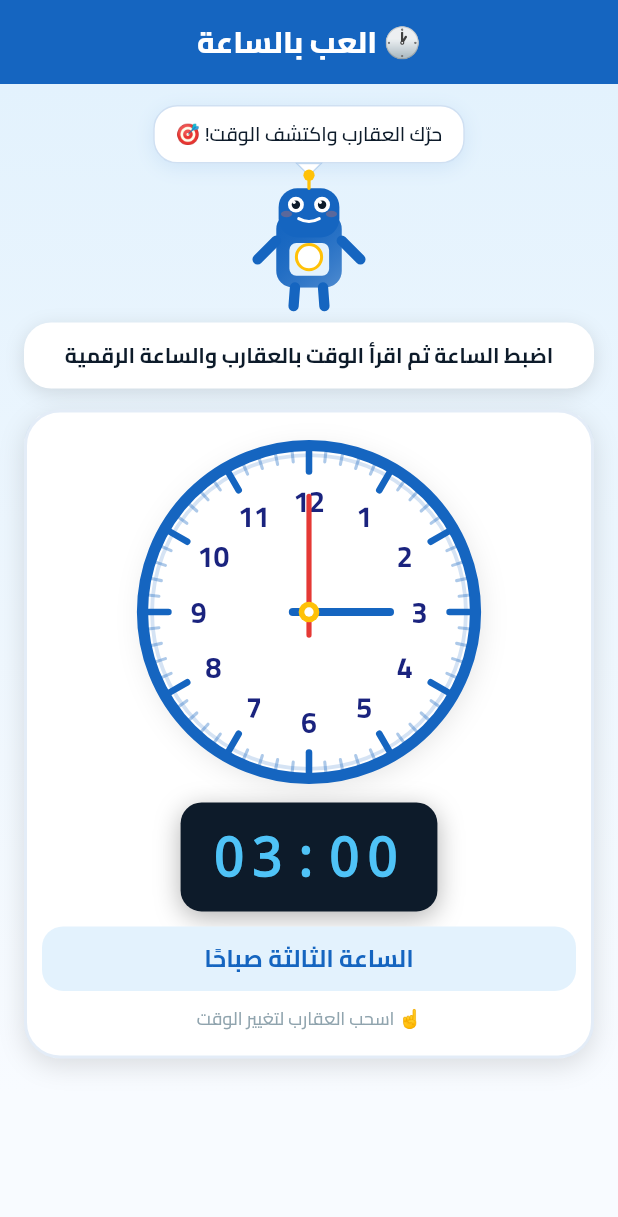
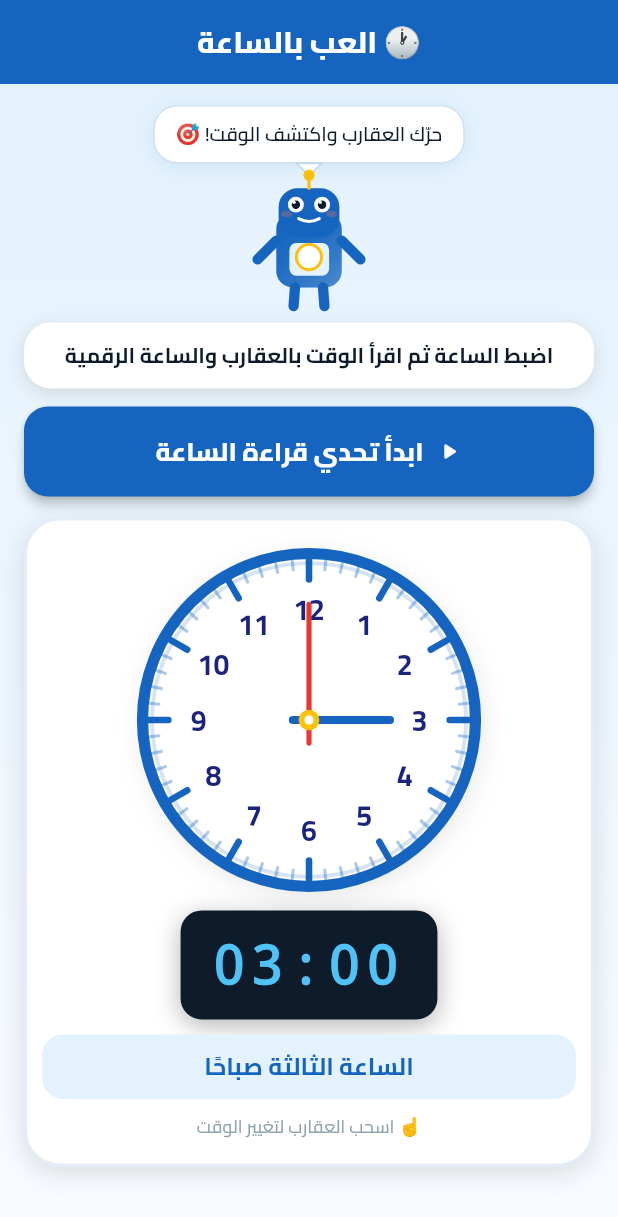
Before and after one commit to bdssmdkacem-dot/waqti, a Flutter app: the FreePlayPage screen opened by its route, on a phone screen of 412 x 824 dp. Shown: the top 1217 px of the screen. Run offline on Flutter 3.47's test engine with Material 3 defaults, Android fonts, the phone set to English and light mode, and no system bars; drawn by our look-alikes of flutter_animate; our stand-ins replace audioplayers, confetti, flutter_riverpod, go_router, google_mobile_ads, shared_preferences; accounts and stored records are empty; network calls fail.

Commit message:
feat(free-play): integrate clock challenges with progress

```diff
--- a/lib/features/curriculum/presentation/pages/free_play_page.dart
+++ b/lib/features/curriculum/presentation/pages/free_play_page.dart
@@ -1,8 +1,13 @@
+import 'dart:math';
+
 import 'package:flutter/material.dart';
 import 'package:flutter_riverpod/flutter_riverpod.dart';
 import 'package:google_mobile_ads/google_mobile_ads.dart';
 import '../../../../core/theme/app_theme.dart';
 import '../../../../features/ads/data/ad_service.dart';
+import '../../../../features/curriculum/data/datasources/curriculum_datasource.dart';
+import '../../../../features/curriculum/domain/entities/curriculum_entities.dart';
+import '../../../../features/progress/presentation/providers/progress_provider.dart';
 import '../../../../features/settings/data/sound_service.dart';
 import '../../../../shared/widgets/analog_clock.dart';
 import '../../../../shared/widgets/digital_clock.dart';
@@ -18,6 +23,10 @@ class FreePlayPage extends ConsumerStatefulWidget {
 class _FreePlayPageState extends ConsumerState<FreePlayPage> {
   int _h = 3, _m = 0;
   bool _throttle = false;
+  WaqtiLesson? _challengeLesson;
+  int? _challengeIndex;
+  bool _challengeAnswered = false;
+  bool? _challengeCorrect;
 
   static const _hw = [
     '',
@@ -47,19 +56,80 @@ class _FreePlayPageState extends ConsumerState<FreePlayPage> {
     return 'الساعة ${_hw[hr]} و$_m دقيقة $pm';
   }
 
+  TimeQuestion? get _challengeQuestion {
+    final lesson = _challengeLesson;
+    final index = _challengeIndex;
+    if (lesson == null || index == null || index >= lesson.questions.length) {
+      return null;
+    }
+    return lesson.questions[index];
+  }
+
   void _onChanged(int h, int m) {
     setState(() {
       _h = h;
       _m = m;
+      if (!_challengeAnswered) {
+        _challengeCorrect = null;
+      }
     });
     if (!_throttle) {
       _throttle = true;
       ref.read(soundServiceProvider).play(WaqtiSound.click);
       Future.delayed(const Duration(milliseconds: 80), () {
-        if (mounted) {
-          _throttle = false;
-        }
+        if (mounted) _throttle = false;
       });
+    }
+  }
+
+  void _newChallenge() {
+    final lessons = CurriculumDatasource.instance
+        .getUnits()
+        .expand((unit) => unit.lessons)
+        .where((lesson) => lesson.questions.isNotEmpty)
+        .toList();
+    if (lessons.isEmpty) return;
+
+    final random = Random();
+    final lesson = lessons[random.nextInt(lessons.length)];
+    final index = random.nextInt(lesson.questions.length);
+    final question = lesson.questions[index];
+
+    ref.read(soundServiceProvider).play(WaqtiSound.click);
+    setState(() {
+      _challengeLesson = lesson;
+      _challengeIndex = index;
+      _challengeAnswered = false;
+      _challengeCorrect = null;
+      _h = 3;
+      _m = 0;
+    });
+  }
+
+  Future<void> _checkChallenge() async {
+    final question = _challengeQuestion;
+    final lesson = _challengeLesson;
+    final index = _challengeIndex;
+    if (question == null || lesson == null || index == null || _challengeAnswered) {
+      return;
+    }
+
+    final ok = _h == question.hour && _m == question.minute;
+    setState(() {
+      _challengeAnswered = true;
+      _challengeCorrect = ok;
+    });
+
+    await ref.read(progressNotifierProvider.notifier).recordQuestionResult(
+      questionKey: 'question:${lesson.id}:$index',
+      skillKey: 'lesson:${lesson.id}',
+      correct: ok,
+    );
+
+    if (ok) {
+      await ref.read(soundServiceProvider).correct();
+    } else {
+      await ref.read(soundServiceProvider).wrong();
     }
   }
 
@@ -80,10 +150,7 @@ class _FreePlayPageState extends ConsumerState<FreePlayPage> {
           centerTitle: true,
           title: const Text(
             '🕐 العب بالساعة',
-            style: TextStyle(
-              fontFamily: 'Cairo',
-              fontWeight: FontWeight.w800,
-            ),
+            style: TextStyle(fontFamily: 'Cairo', fontWeight: FontWeight.w800),
           ),
         ),
         body: Container(
@@ -100,26 +167,25 @@ class _FreePlayPageState extends ConsumerState<FreePlayPage> {
               child: Column(
                 children: [
                   ZaidMascot(
-                    mood: ZaidMood.happy,
+                    mood: _challengeCorrect == true
+                        ? ZaidMood.celebrating
+                        : _challengeCorrect == false
+                            ? ZaidMood.encouraging
+                            : ZaidMood.happy,
                     size: 82,
-                    speech: 'حرّك العقارب واكتشف الوقت! 🎯',
+                    speech: _challengeQuestion == null
+                        ? 'حرّك العقارب واكتشف الوقت! 🎯'
+                        : 'تحدٍ سريع: اضبط الساعة على الوقت المطلوب! 🎯',
                   ),
                   const SizedBox(height: 12),
                   Container(
                     width: double.infinity,
-                    padding: const EdgeInsets.symmetric(
-                      vertical: 12,
-                      horizontal: 16,
-                    ),
+                    padding: const EdgeInsets.symmetric(vertical: 12, horizontal: 16),
                     decoration: BoxDecoration(
                       color: Colors.white,
                       borderRadius: BorderRadius.circular(18),
                       boxShadow: const [
-                        BoxShadow(
-                          color: Colors.black12,
-                          blurRadius: 10,
-                          offset: Offset(0, 3),
-                        ),
+                        BoxShadow(color: Colors.black12, blurRadius: 10, offset: Offset(0, 3)),
                       ],
                     ),
                     child: const Text(
@@ -133,6 +199,8 @@ class _FreePlayPageState extends ConsumerState<FreePlayPage> {
                       ),
                     ),
                   ),
+                  const SizedBox(height: 12),
+                  _buildChallengeCard(),
                   const SizedBox(height: 14),
                   Container(
                     width: double.infinity,
@@ -141,39 +209,28 @@ class _FreePlayPageState extends ConsumerState<FreePlayPage> {
                       color: Colors.white,
                       borderRadius: BorderRadius.circular(24),
                       border: Border.all(
-                        color: WaqtiColors.primary.withOpacity(.12),
+                        color: WaqtiColors.primary.withValues(alpha: .12),
                         width: 2,
                       ),
                       boxShadow: const [
-                        BoxShadow(
-                          color: Colors.black12,
-                          blurRadius: 14,
-                          offset: Offset(0, 5),
-                        ),
+                        BoxShadow(color: Colors.black12, blurRadius: 14, offset: Offset(0, 5)),
                       ],
                     ),
                     child: Column(
                       children: [
                         InteractiveClock(
-                          initialHour: 3,
-                          initialMinute: 0,
+                          initialHour: _h,
+                          initialMinute: _m,
                           size: clockSz,
                           color: WaqtiColors.primary,
                           onChanged: _onChanged,
                         ),
                         const SizedBox(height: 12),
-                        DigitalClock(
-                          hour: h12,
-                          minute: _m,
-                          fontSize: 36,
-                        ),
+                        DigitalClock(hour: h12, minute: _m, fontSize: 36),
                         const SizedBox(height: 10),
                         Container(
                           width: double.infinity,
-                          padding: const EdgeInsets.symmetric(
-                            horizontal: 14,
-                            vertical: 10,
-                          ),
+                          padding: const EdgeInsets.symmetric(horizontal: 14, vertical: 10),
                           decoration: BoxDecoration(
                             color: WaqtiColors.sky,
                             borderRadius: BorderRadius.circular(14),
@@ -192,11 +249,7 @@ class _FreePlayPageState extends ConsumerState<FreePlayPage> {
                         const SizedBox(height: 10),
                         const Text(
                           '☝️ اسحب العقارب لتغيير الوقت',
-                          style: TextStyle(
-                            fontFamily: 'Cairo',
-                            fontSize: 12,
-                            color: WaqtiColors.textLight,
-                          ),
+                          style: TextStyle(fontFamily: 'Cairo', fontSize: 12, color: WaqtiColors.textLight),
                         ),
                       ],
                     ),
@@ -217,4 +270,105 @@ class _FreePlayPageState extends ConsumerState<FreePlayPage> {
       ),
     );
   }
+
+  Widget _buildChallengeCard() {
+    final question = _challengeQuestion;
+    if (question == null) {
+      return SizedBox(
+        width: double.infinity,
+        child: ElevatedButton.icon(
+          onPressed: _newChallenge,
+          icon: const Icon(Icons.play_arrow_rounded),
+          label: const Text(
+            'ابدأ تحدي قراءة الساعة',
+            style: TextStyle(fontFamily: 'Cairo', fontWeight: FontWeight.w800),
+          ),
+          style: ElevatedButton.styleFrom(
+            backgroundColor: WaqtiColors.primary,
+            foregroundColor: Colors.white,
+            padding: const EdgeInsets.symmetric(vertical: 14),
+            shape: RoundedRectangleBorder(borderRadius: BorderRadius.circular(16)),
+          ),
+        ),
+      );
+    }
+
+    final message = _challengeCorrect == null
+        ? 'اضبط العقارب على: ${question.arabicTime}'
+        : _challengeCorrect == true
+            ? 'أحسنت! إجابة صحيحة ⭐'
+            : 'حاول مرة أخرى. الوقت الصحيح: ${question.arabicTime}';
+
+    return Container(
+      width: double.infinity,
+      padding: const EdgeInsets.all(14),
+      decoration: BoxDecoration(
+        color: _challengeCorrect == true
+            ? const Color(0xFFE8F5E9)
+            : _challengeCorrect == false
+                ? const Color(0xFFFFF3F1)
+                : Colors.white,
+        borderRadius: BorderRadius.circular(18),
+        border: Border.all(
+          color: _challengeCorrect == true
+              ? WaqtiColors.mint
+              : _challengeCorrect == false
+                  ? WaqtiColors.coral
+                  : WaqtiColors.primary.withValues(alpha: .15),
+          width: 2,
+        ),
+      ),
+      child: Column(
+        children: [
+          Text(
+            message,
+            textAlign: TextAlign.center,
+            style: const TextStyle(
+              fontFamily: 'Cairo',
+              fontSize: 15,
+              fontWeight: FontWeight.w800,
+              color: WaqtiColors.textDark,
+            ),
+          ),
+          const SizedBox(height: 10),
+          if (!_challengeAnswered)
+            SizedBox(
+              width: double.infinity,
+              child: ElevatedButton.icon(
+                onPressed: _checkChallenge,
+                icon: const Icon(Icons.check_circle_outline),
+                label: const Text(
+                  'تحقق من إجابتي',
+                  style: TextStyle(fontFamily: 'Cairo', fontWeight: FontWeight.w800),
+                ),
+                style: ElevatedButton.styleFrom(
+                  backgroundColor: WaqtiColors.primary,
+                  foregroundColor: Colors.white,
+                  padding: const EdgeInsets.symmetric(vertical: 12),
+                  shape: RoundedRectangleBorder(borderRadius: BorderRadius.circular(14)),
+                ),
+              ),
+            )
+          else
+            SizedBox(
+              width: double.infinity,
+              child: OutlinedButton.icon(
+                onPressed: _newChallenge,
+                icon: const Icon(Icons.refresh_rounded),
+                label: const Text(
+                  'تحدٍ جديد',
+                  style: TextStyle(fontFamily: 'Cairo', fontWeight: FontWeight.w800),
+                ),
+                style: OutlinedButton.styleFrom(
+                  foregroundColor: WaqtiColors.primary,
+                  side: const BorderSide(color: WaqtiColors.primary),
+                  padding: const EdgeInsets.symmetric(vertical: 12),
+                  shape: RoundedRectangleBorder(borderRadius: BorderRadius.circular(14)),
+                ),
+              ),
+            ),
+        ],
+      ),
+    );
+  }
 }
```
